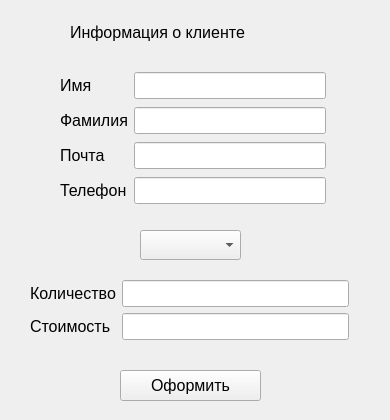
Old version of the form order.ui in the repository Tinddd28/client-server-model-client-.
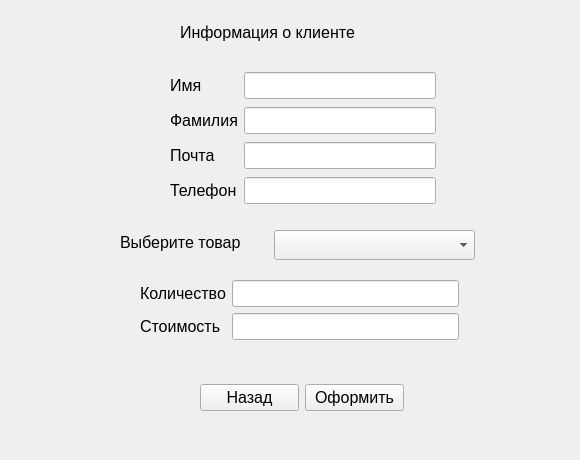
New version of the form.

Commit message: get list of items and clients for order

Diff of the .ui file:
```diff
--- a/order.ui
+++ b/order.ui
@@ -6,20 +6,20 @@
    <rect>
     <x>0</x>
     <y>0</y>
-    <width>390</width>
-    <height>420</height>
+    <width>580</width>
+    <height>460</height>
    </rect>
   </property>
   <property name="windowTitle">
    <string>Form</string>
   </property>
-  <widget class="QPushButton" name="order_2">
+  <widget class="QLabel" name="label_9">
    <property name="geometry">
     <rect>
      <x>120</x>
-     <y>370</y>
-     <width>141</width>
-     <height>31</height>
+     <y>230</y>
+     <width>148</width>
+     <height>24</height>
     </rect>
    </property>
    <property name="font">
@@ -28,13 +28,13 @@
     </font>
    </property>
    <property name="text">
-    <string>Оформить</string>
+    <string>Выберите товар</string>
    </property>
   </widget>
   <widget class="QLabel" name="label_3">
    <property name="geometry">
     <rect>
-     <x>110</x>
+     <x>220</x>
      <y>340</y>
      <width>16</width>
      <height>24</height>
@@ -49,25 +49,10 @@
     <string/>
    </property>
   </widget>
-  <widget class="QComboBox" name="comboBox">
-   <property name="geometry">
-    <rect>
-     <x>140</x>
-     <y>230</y>
-     <width>101</width>
-     <height>30</height>
-    </rect>
-   </property>
-   <property name="font">
-    <font>
-     <pointsize>12</pointsize>
-    </font>
-   </property>
-  </widget>
   <widget class="QLabel" name="label">
    <property name="geometry">
     <rect>
-     <x>70</x>
+     <x>180</x>
      <y>20</y>
      <width>271</width>
      <height>24</height>
@@ -85,7 +70,7 @@
   <widget class="QWidget" name="">
    <property name="geometry">
     <rect>
-     <x>60</x>
+     <x>170</x>
      <y>70</y>
      <width>266</width>
      <height>140</height>
@@ -184,7 +169,7 @@
   <widget class="QWidget" name="">
    <property name="geometry">
     <rect>
-     <x>30</x>
+     <x>140</x>
      <y>280</y>
      <width>319</width>
      <height>98</height>
@@ -235,6 +220,57 @@
     </item>
    </layout>
   </widget>
+  <widget class="QWidget" name="">
+   <property name="geometry">
+    <rect>
+     <x>200</x>
+     <y>380</y>
+     <width>204</width>
+     <height>35</height>
+    </rect>
+   </property>
+   <layout class="QHBoxLayout" name="horizontalLayout">
+    <item>
+     <widget class="QPushButton" name="back">
+      <property name="font">
+       <font>
+        <pointsize>12</pointsize>
+       </font>
+      </property>
+      <property name="text">
+       <string>Назад</string>
+      </property>
+     </widget>
+    </item>
+    <item>
+     <widget class="QPushButton" name="order_2">
+      <property name="font">
+       <font>
+        <pointsize>12</pointsize>
+       </font>
+      </property>
+      <property name="text">
+       <string>Оформить</string>
+      </property>
+     </widget>
+    </item>
+   </layout>
+  </widget>
+  <widget class="QComboBox" name="comboBox">
+   <property name="geometry">
+    <rect>
+     <x>274</x>
+     <y>230</y>
+     <width>201</width>
+     <height>30</height>
+    </rect>
+   </property>
+   <property name="font">
+    <font>
+     <pointsize>12</pointsize>
+    </font>
+   </property>
+  </widget>
  </widget>
  <resources/>
  <connections/>
```
The commit also changes 16 other files.
